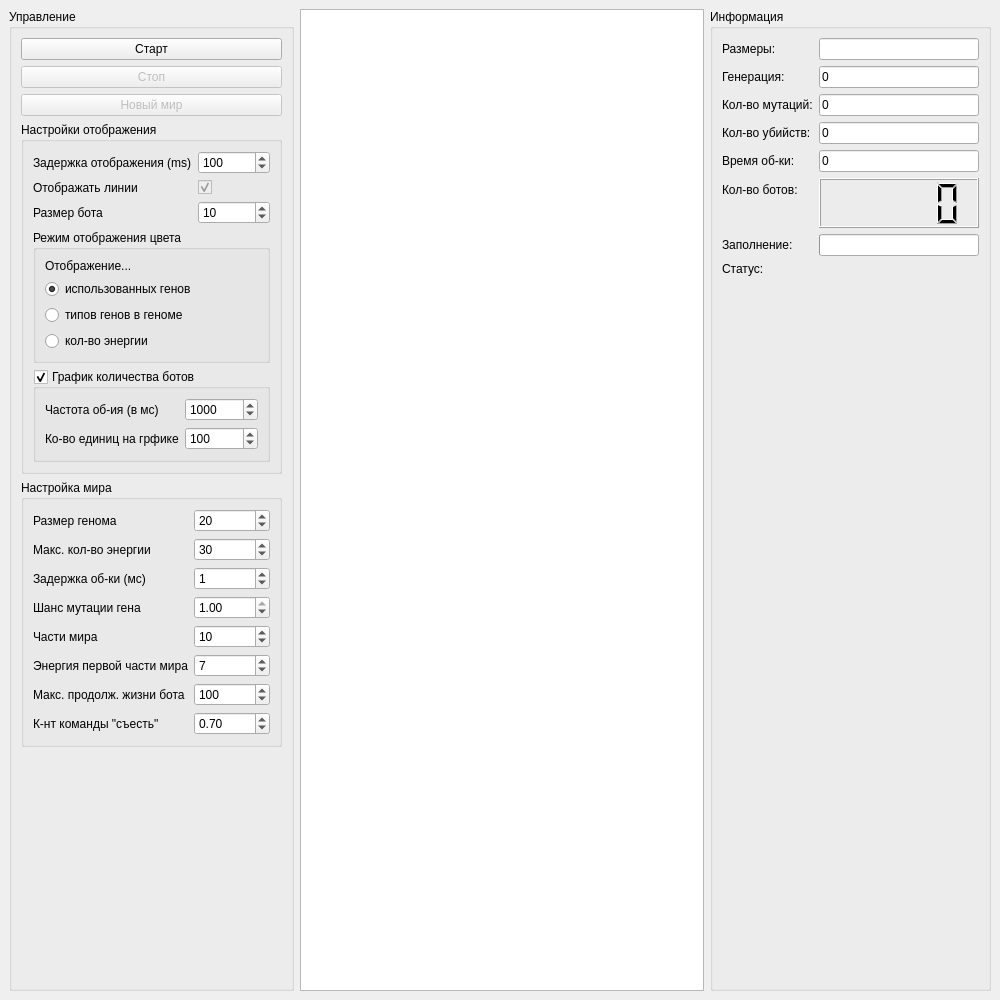
Before: the Qt Designer form mainwindow.ui in TomasGlgg/QGenetic, drawn with Qt 5.
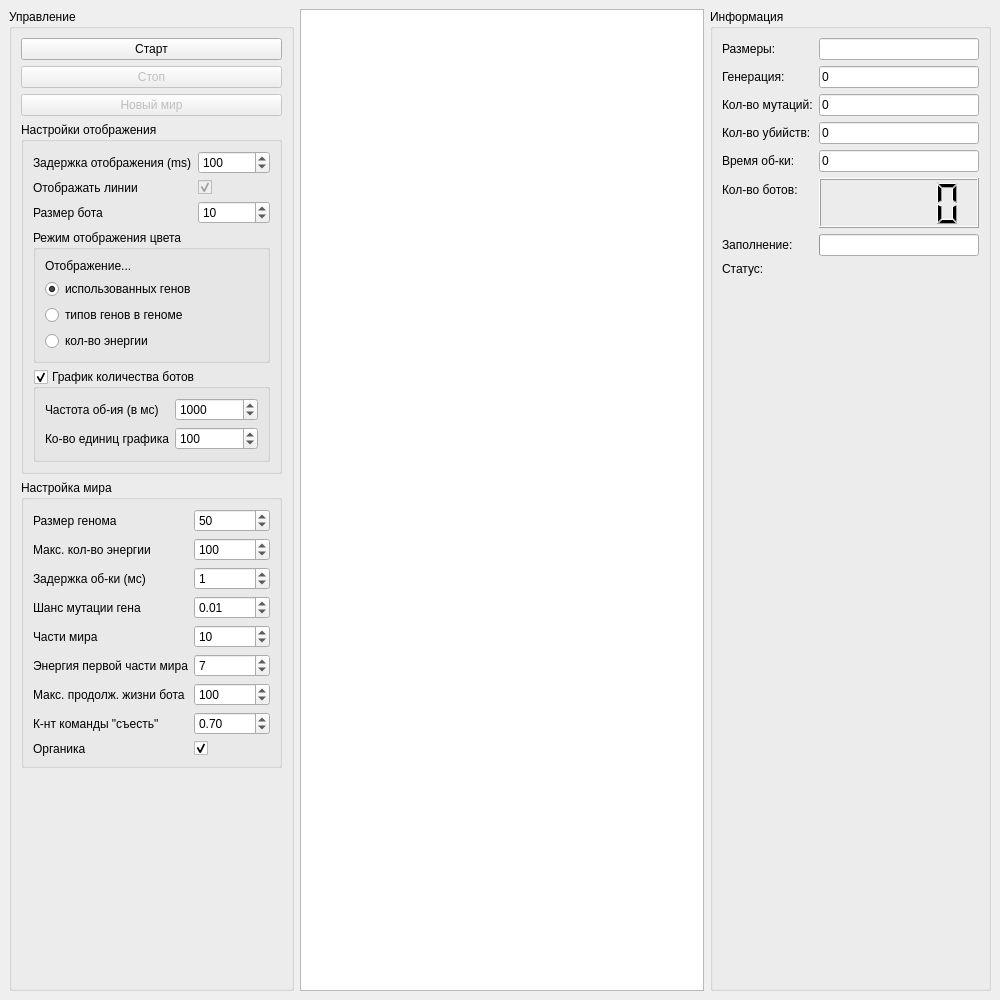
After: the same form once the commit is applied. Custom widgets are drawn as their Qt base class.

Patch:
```diff
--- a/mainwindow.ui
+++ b/mainwindow.ui
@@ -259,7 +259,7 @@
              <item row="1" column="0">
               <widget class="QLabel" name="label_22">
                <property name="text">
-                <string>Ко-во единиц на грфике</string>
+                <string>Ко-во единиц графика</string>
                </property>
               </widget>
              </item>
@@ -307,7 +307,7 @@
              <number>1</number>
             </property>
             <property name="value">
-             <number>20</number>
+             <number>50</number>
             </property>
            </widget>
           </item>
@@ -327,7 +327,7 @@
              <number>10000</number>
             </property>
             <property name="value">
-             <number>30</number>
+             <number>100</number>
             </property>
            </widget>
           </item>
@@ -373,7 +373,7 @@
              <double>0.010000000000000</double>
             </property>
             <property name="value">
-             <double>1.000000000000000</double>
+             <double>0.010000000000000</double>
             </property>
            </widget>
           </item>
@@ -460,6 +460,23 @@
             </property>
            </widget>
           </item>
+          <item row="8" column="0">
+           <widget class="QLabel" name="label_23">
+            <property name="text">
+             <string>Органика</string>
+            </property>
+           </widget>
+          </item>
+          <item row="8" column="1">
+           <widget class="QCheckBox" name="organic">
+            <property name="text">
+             <string/>
+            </property>
+            <property name="checked">
+             <bool>true</bool>
+            </property>
+           </widget>
+          </item>
          </layout>
         </widget>
        </item>
```
